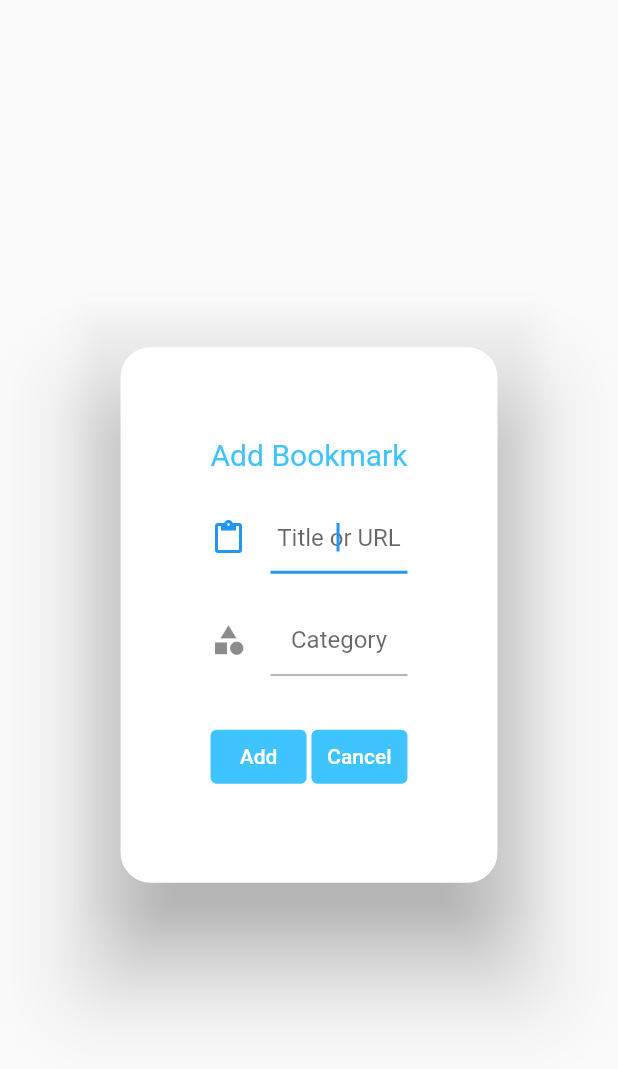
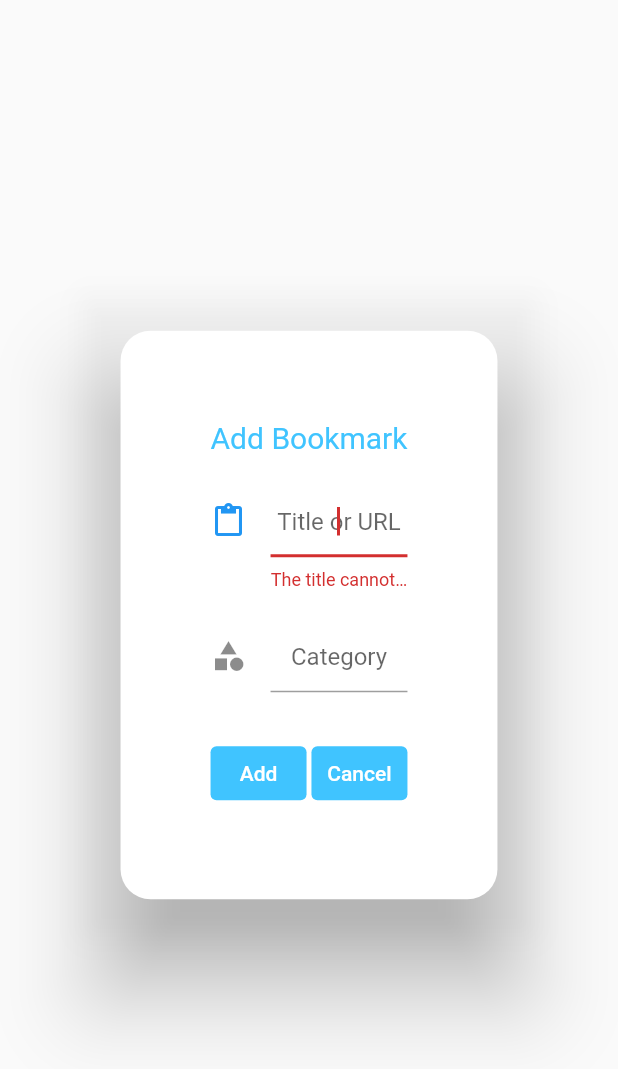
Before and after one commit to flawsd/Bookmarker, a Flutter app: the AddBookmarkScreen widget shown alone on an empty page, opened directly, after a tap on "Add", on a phone screen of 412 x 824 dp. Shown: the top 1069 px of the screen. Run offline on Flutter 3.47's test engine with Material 2 defaults, Android fonts, the phone set to English and light mode, and no system bars; our stand-ins replace flutter_slidable.

Commit message:
front-end

```diff
--- a/lib/helper/provider.dart
+++ b/lib/helper/provider.dart
@@ -13,12 +13,50 @@ class ToaddProvider extends ChangeNotifier{
       title: 'uo',
       category: 'shopping',
     ),
+    Toaddinfo(
+      createdTime: DateTime.now(),
+      title: 'www.Walmart.com',
+      category: 'shopping',
+    ),
+    Toaddinfo(
+      createdTime: DateTime.now(),
+      title: 'uo',
+      category: 'shopping',
+    ),
+    Toaddinfo(
+      createdTime: DateTime.now(),
+      title: 'uo',
+      category: 'shopping',
+    ),
+    Toaddinfo(
+      createdTime: DateTime.now(),
+      title: 'uo',
+      category: 'shopping',
+    ),
+
   ];
 
-  List<Toaddinfo> get toadds => _toadds;
+  List<Toaddinfo> get toadds => _toadds.toList();
+
+  void addBookmark(Toaddinfo toaddinfo){
+    _toadds.add(toaddinfo);
+    notifyListeners();
+  }
 
   int get bkCounts {
     return toadds.length;
   }
 
+  void removeBookmark(Toaddinfo toaddinfo){
+    _toadds.remove(toaddinfo);
+    notifyListeners();
+  }
+
+  void updateBookmark(Toaddinfo toaddinfo, String title, String category){
+    toaddinfo.title = title;
+    toaddinfo.category = category;
+
+    notifyListeners();
+  }
+
 }
--- a/lib/helper/to_add_form.dart
+++ b/lib/helper/to_add_form.dart
@@ -2,6 +2,8 @@ import 'package:flutter/material.dart';
 import 'package:bookmarker/screen/add_bookmark_screen.dart';
 import 'package:path/path.dart';
 import 'package:bookmarker/screen/tasks_screen.dart';
+import 'package:bookmarker/helper/bookmark_widget.dart';
+import 'package:bookmarker/helper/provider.dart';
 
 class ToAdd extends StatelessWidget {
   final String title;
@@ -36,7 +38,12 @@ class ToAdd extends StatelessWidget {
   Widget buildTitle() => TextFormField(
     initialValue: title,
     onChanged: onChangedTitle,
-
+    validator: (title){
+      if(title!.isEmpty){
+        return 'The title cannot be empty';
+      }
+      return null;
+    },
     autofocus: true,
     textAlign: TextAlign.center,
     decoration: InputDecoration(
--- a/lib/helper/toadd_list_widget.dart
+++ b/lib/helper/toadd_list_widget.dart
@@ -4,6 +4,7 @@ import 'package:bookmarker/helper/to_add_form.dart';
 import 'package:bookmarker/helper/toaddInfo.dart';
 import 'package:bookmarker/helper/bookmark_widget.dart';
 import 'package:provider/provider.dart';
+import 'package:bookmarker/helper/to_add_form.dart';
 
 class ToaddListWidget extends StatelessWidget {
   const ToaddListWidget({Key? key}) : super(key: key);
@@ -16,11 +17,10 @@ class ToaddListWidget extends StatelessWidget {
     return ListView.separated(
         physics: BouncingScrollPhysics(),
         padding: EdgeInsets.only(top: 16,bottom: 16),
-        separatorBuilder: (context,index) => Divider(height: 10,color: Colors.black,),
+        separatorBuilder: (context,index) => Divider(height: 15,color: Colors.blueGrey,),
         itemCount: toadds.length,
         itemBuilder: (context,index) {
           final toaddInfo = toadds[index];
-
           return BookmarkWidget(toaddInfo: toaddInfo);
         },
     );
--- a/lib/main.dart
+++ b/lib/main.dart
@@ -1,4 +1,5 @@
 import 'package:bookmarker/helper/bookmark_widget.dart';
+import 'package:bookmarker/helper/toadd_list_widget.dart';
 import 'package:flutter/material.dart';
 import 'package:bookmarker/screen/tasks_screen.dart';
 import 'package:bookmarker/helper/provider.dart';
--- a/lib/screen/add_bookmark_screen.dart
+++ b/lib/screen/add_bookmark_screen.dart
@@ -1,7 +1,12 @@
+import 'package:bookmarker/helper/toaddInfo.dart';
 import 'package:flutter/material.dart';
 import 'package:flutter_staggered_grid_view/flutter_staggered_grid_view.dart';
 import 'package:bookmarker/screen/bookmark_page.dart';
 import 'package:bookmarker/helper/to_add_form.dart';
+import 'package:bookmarker/helper/bookmark_widget.dart';
+import 'package:bookmarker/helper/toadd_list_widget.dart';
+import 'package:bookmarker/helper/provider.dart';
+import 'package:provider/provider.dart';
 
 
 
@@ -45,11 +50,32 @@ class _AddBookmarkScreenState extends State<AddBookmarkScreen> {
               ToAdd(
                   onChangedTitle:(title) =>setState(() => this.title = title),
                   onChangedCategory:(category) =>setState(() => this.category = category),
-                  onSavedToAdd: (){},
+                  onSavedToAdd: addBookmark,
               ),
             ],
           ),
         ),
       ),
   );
+
+  void addBookmark(){
+    final isValid = _formKey.currentState!.validate();
+
+    if(!isValid){
+      return;
+    }else{
+      final toaddInfo = Toaddinfo(
+          id: DateTime.now().toString(),
+          title: title,
+          category: category,
+          createdTime: DateTime.now(),
+      );
+
+      final provider = Provider.of<ToaddProvider>(context, listen: false);
+      provider.addBookmark(toaddInfo);
+      print(toaddInfo.title);
+      Navigator.of(context).pop();
+    }
+
+  }
 }
```
Also changed, not shown: lib/helper/bookmark_widget.dart (+26 -5 lines), lib/helper/edit_bookmark_page.dart (added, +80 -0 lines), lib/helper/utils.dart (added, +9 -0 lines), lib/screen/tasks_screen.dart (+2 -5 lines).
